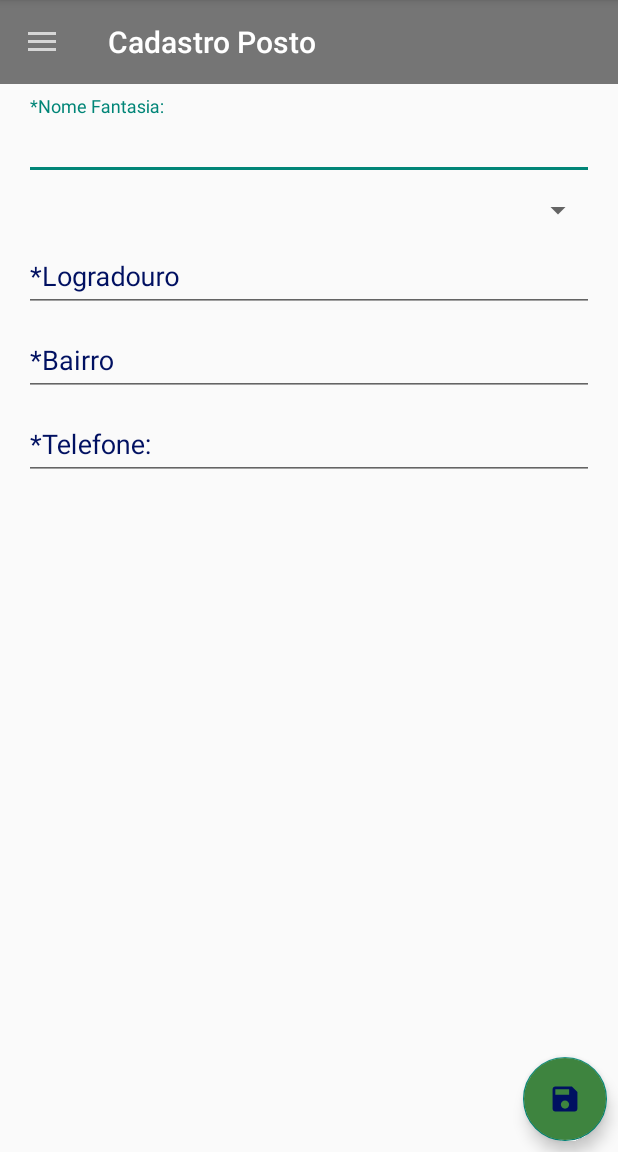
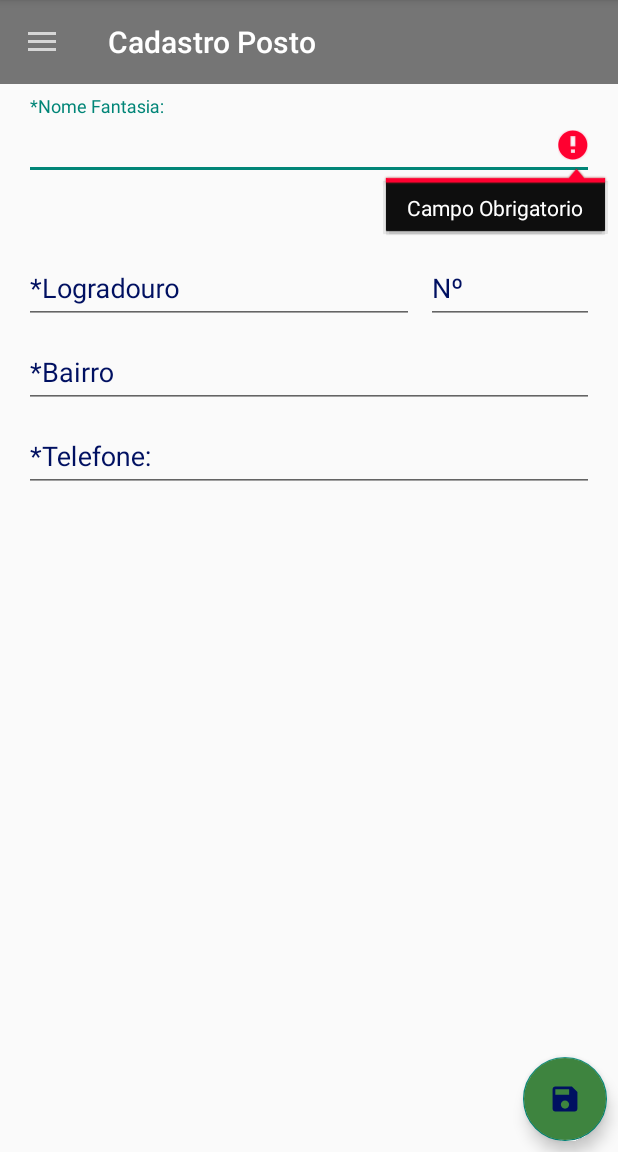
Before and after one commit to CheapTech/GPosto, an Android app: the CadastroPostosActivity screen opened directly, with no data from a screen before it, after a tap on an icon or button, on a phone screen of 412 x 824 dp, the part 84-1236 px from its top. Run offline under Robolectric (Android 15) with nearby library versions, the phone set to English and light mode, and no system bars; 1 statement that could not run was skipped.

Commit message:
Cadastro Postos Versão(1º)

```diff
--- a/app/src/main/java/br/com/senacrs/gposto/GUI/CadastroPostosActivity.java
+++ b/app/src/main/java/br/com/senacrs/gposto/GUI/CadastroPostosActivity.java
@@ -4,6 +4,7 @@
 import android.os.Bundle;
 import android.view.MenuItem;
 import android.view.View;
+import android.widget.Spinner;
 
 import androidx.annotation.NonNull;
 import androidx.appcompat.app.ActionBarDrawerToggle;
@@ -16,13 +17,17 @@
 import com.google.android.material.navigation.NavigationView;
 import com.google.android.material.textfield.TextInputEditText;
 
+import br.com.senacrs.gposto.Controller.PostosController;
+import br.com.senacrs.gposto.GUI.Callback.PostosCallback;
+import br.com.senacrs.gposto.LibClass.Postos;
 import br.com.senacrs.gposto.R;
 import br.com.senacrs.gposto.Utilities.Utils;
 
-public class CadastroPostosActivity extends AppCompatActivity implements NavigationView.OnNavigationItemSelectedListener {
+public class CadastroPostosActivity extends AppCompatActivity implements NavigationView.OnNavigationItemSelectedListener, PostosCallback {
 
-    TextInputEditText editNFantasia,editLogradouro,editBairro,editTel;
+    TextInputEditText editNFantasia,editLogradouro,editNumero,editBairro,editTel;
     Toolbar toolbar;
+    Spinner spBandeira;
     NavigationView navigationView;
     DrawerLayout drawerLayout;
     FloatingActionButton btnCadstrarPosto;
@@ -32,26 +37,59 @@
         super.onCreate(savedInstanceState);
         setContentView(R.layout.activity_cadastro_posto);
         navigationDrawer();
-
         editNFantasia = findViewById(R.id.editNomeFantasia);
         editLogradouro = findViewById(R.id.editLogradouro);
+        editNumero = findViewById(R.id.editNumero);
         editBairro = findViewById(R.id.editBairro);
         editTel = findViewById(R.id.editTel);
+        spBandeira = findViewById(R.id.spBandeira);
 
         btnCadstrarPosto = findViewById(R.id.btnCadastrarPosto);
     }
 
-    public void cadastrarPosto(View view) {  }
+    //
+    //!!!!!! Ajustar Cadstro Postos !!!!!!
+    //
 
+    public void cadastrarPosto(View view) {
+        if (!testarCampos()){
+            int id_bandira = 0;
+            String nfantasia = editNFantasia.getText().toString();
+            String logradouro = editLogradouro.getText().toString();
+            String numero = editNumero.getText().toString();
+            String bairro = editBairro.getText().toString();
+            String tel = editTel.getText().toString();
 
+            Postos body = new Postos(nfantasia,logradouro,bairro,tel,numero,id_bandira);
+            PostosController postosController = new PostosController();
+            try {
+                postosController.postPostosWeb(body, this);
+            } catch (Exception e) {
+                Utils.longToast(this, e.getMessage());
+            }
+        }
+    }
 
-    /*
     public boolean testarCampos(){
-
         boolean testarCampos = true;
 
+        if (editNFantasia.getText().toString().trim().isEmpty()){
+            editNFantasia.setError("Campo Obrigatorio");
+        }else{
+            if (editLogradouro.getText().toString().trim().isEmpty()){
+                editLogradouro.requestFocus();
+                editLogradouro.setError("Campo Obrigatorio");
+            }else {
+                if (editBairro.getText().toString().trim().isEmpty()){
+                    editBairro.requestFocus();
+                    editBairro.setError("Campo Obrigatorio");
+                }else {
+                    testarCampos = false;
+                }
+            }
+        }
         return testarCampos;
-    }*/
+    }
 
     private void navigationDrawer() {
         drawerLayout = findViewById(R.id.drawerLayout);
@@ -109,4 +147,10 @@
             super.onBackPressed();
         }
     }
+
+    @Override
+    public void onPostosSuccess(Postos postos) { Utils.longToast(CadastroPostosActivity.this,"Cadastro Efetuado com Sucesso"); }
+
+    @Override
+    public void onPostosFailure(String message) { Utils.longToast(CadastroPostosActivity.this,message); }
 }
--- a/app/src/main/res/layout/activity_cadastro_posto.xml
+++ b/app/src/main/res/layout/activity_cadastro_posto.xml
@@ -55,7 +55,7 @@
             </com.google.android.material.textfield.TextInputLayout>
 
             <Spinner
-                android:id="@+id/spinner2"
+                android:id="@+id/spBandeira"
                 android:layout_width="match_parent"
                 android:layout_height="wrap_content"
                 android:layout_marginStart="16dp"
@@ -64,11 +64,21 @@
                 android:layout_marginEnd="16dp"
                 android:layout_marginRight="16dp" />
 
-            <com.google.android.material.textfield.TextInputLayout
+            <LinearLayout
                 android:layout_width="match_parent"
                 android:layout_height="wrap_content"
+                android:layout_marginStart="16dp"
                 android:layout_marginLeft="16dp"
+                android:layout_marginTop="8dp"
+                android:layout_marginEnd="16dp"
                 android:layout_marginRight="16dp"
+                android:gravity="center"
+                android:weightSum="100">
+
+                <com.google.android.material.textfield.TextInputLayout
+                    android:layout_weight="70"
+                    android:layout_height="match_parent"
+                    android:layout_width="0dp"
                     android:textColor="@color/colorPrimaryDark"
                     android:textColorHint="@color/colorPrimaryDark">
 
@@ -81,6 +91,25 @@
                         android:textColorHint="@color/colorPrimaryDark"
                         android:textColor="@color/colorPrimaryDark" />
                 </com.google.android.material.textfield.TextInputLayout>
+
+                <com.google.android.material.textfield.TextInputLayout
+                    android:layout_marginLeft="8dp"
+                    android:layout_weight="30"
+                    android:layout_height="match_parent"
+                    android:layout_width="0dp"
+                    android:textColor="@color/colorPrimaryDark"
+                    android:textColorHint="@color/colorPrimaryDark">
+
+                    <com.google.android.material.textfield.TextInputEditText
+                        android:id="@+id/editNumero"
+                        android:layout_width="match_parent"
+                        android:layout_height="match_parent"
+                        android:hint="Nº"
+                        android:inputType="number"
+                        android:textColor="@color/colorPrimaryDark"
+                        android:textColorHint="@color/colorPrimaryDark" />
+                </com.google.android.material.textfield.TextInputLayout>
+            </LinearLayout>
 
             <com.google.android.material.textfield.TextInputLayout
                 android:layout_width="match_parent"
```
Also changed, not shown: app/src/main/java/br/com/senacrs/gposto/Controller/PostosController.java (+30 -0 lines), app/src/main/java/br/com/senacrs/gposto/LibClass/Postos.java (+25 -0 lines). Lines whose indentation alone changed are shown as unchanged.
